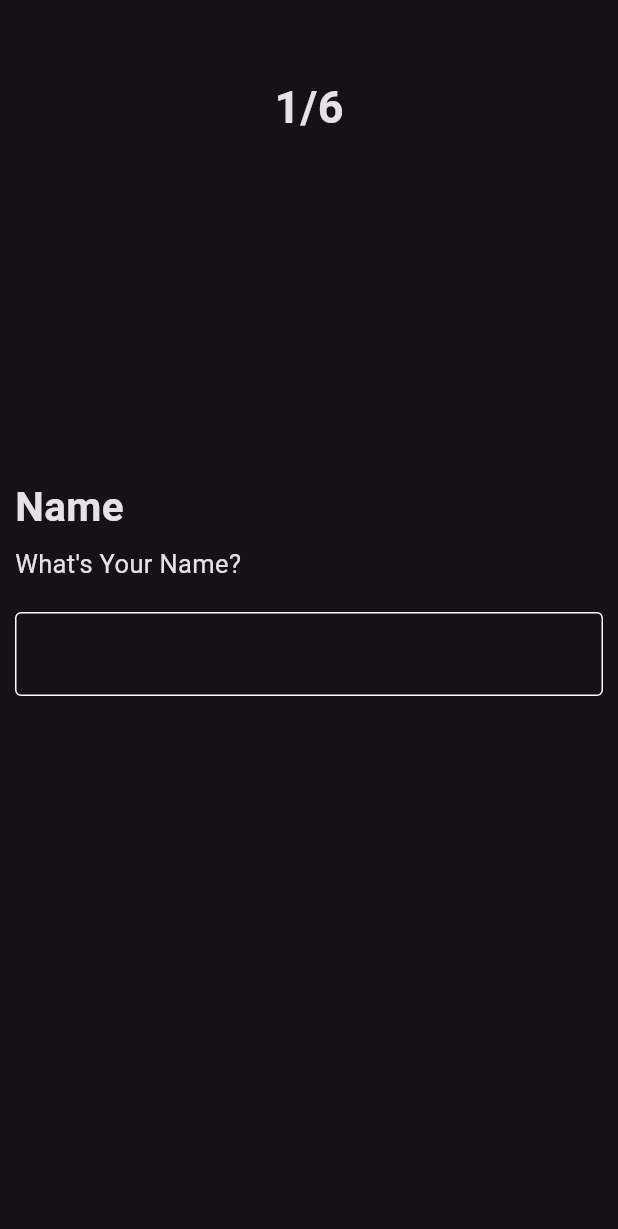
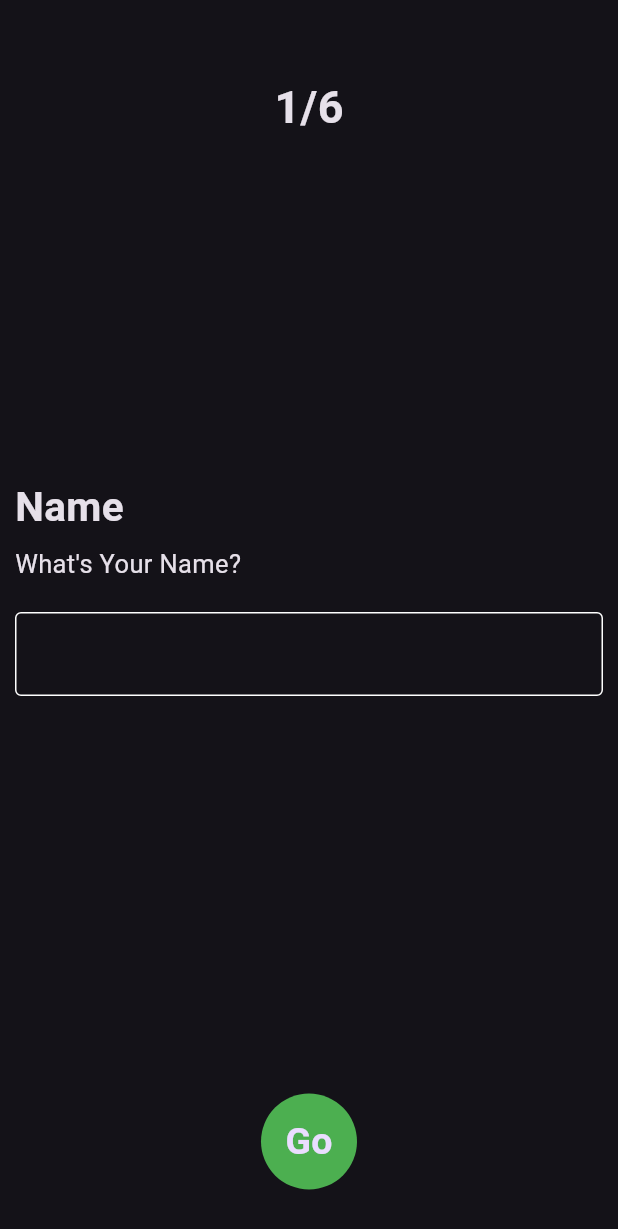
Before and after one commit to hamadadhg/business_card_app, a Flutter app: the screen it shows after launch, on a phone screen of 412 x 824 dp. Shown: the top 1229 px of the screen. Run offline on Flutter 3.47's test engine with Material 3 defaults, Android fonts, the phone set to English and light mode, and no system bars.

Commit message:
custom circle avatar widget

```diff
--- a/lib/constant.dart
+++ b/lib/constant.dart
@@ -1,3 +1,3 @@
 import 'package:flutter/material.dart';
 
-Color kWhiteColor = Colors.white;
+const Color kWhiteColor = Colors.white;
--- a/lib/view/home_view.dart
+++ b/lib/view/home_view.dart
@@ -114,6 +114,8 @@ class _HomeViewState extends State<HomeView> {
   }
 }
 */
+import 'package:business_card_app/constant.dart';
+import 'package:business_card_app/widgets/circle_avatar_widget/custom_circle_avatar_widget.dart';
 import 'package:business_card_app/widgets/text_widget/custom_text_field_widget.dart';
 import 'package:business_card_app/widgets/text_widget/custom_text_widget.dart';
 import 'package:flutter/material.dart';
@@ -123,25 +125,25 @@ class HomeView extends StatelessWidget {
 
   @override
   Widget build(BuildContext context) {
-    return const Scaffold(
+    return Scaffold(
       body: Padding(
-        padding: EdgeInsets.symmetric(
+        padding: const EdgeInsets.symmetric(
           horizontal: 10,
         ),
         child: Column(
           children: [
-            SizedBox(
+            const SizedBox(
               height: 50,
             ),
-            CustomTextWidget(
+            const CustomTextWidget(
               text: '1/6',
               fontSize: 30,
               fontWeight: FontWeight.bold,
             ),
-            SizedBox(
+            const SizedBox(
               height: 225,
             ),
-            Align(
+            const Align(
               alignment: Alignment.centerLeft,
               child: CustomTextWidget(
                 text: 'Name',
@@ -149,20 +151,26 @@ class HomeView extends StatelessWidget {
                 fontWeight: FontWeight.bold,
               ),
             ),
-            SizedBox(
+            const SizedBox(
               height: 7,
             ),
-            Align(
+            const Align(
               alignment: Alignment.centerLeft,
               child: CustomTextWidget(
                 text: 'What\'s Your Name?',
                 fontSize: 17,
               ),
             ),
-            SizedBox(
+            const SizedBox(
               height: 20,
             ),
-            CustomTextFieldWidget(),
+            const CustomTextFieldWidget(),
+            const SizedBox(
+              height: 265,
+            ),
+            CustomCircleAvatarWidget(
+              onTap: () {},
+            ),
           ],
         ),
       ),
--- /dev/null
+++ b/lib/widgets/circle_avatar_widget/custom_circle_avatar_widget.dart
@@ -0,0 +1,25 @@
+import 'package:business_card_app/widgets/text_widget/custom_text_widget.dart';
+import 'package:flutter/material.dart';
+
+class CustomCircleAvatarWidget extends StatelessWidget {
+  const CustomCircleAvatarWidget({
+    super.key,
+    required this.onTap,
+  });
+  final void Function()? onTap;
+  @override
+  Widget build(BuildContext context) {
+    return GestureDetector(
+      onTap: onTap,
+      child: const CircleAvatar(
+        radius: 32,
+        backgroundColor: Colors.green,
+        child: CustomTextWidget(
+          text: 'Go',
+          fontSize: 25,
+          fontWeight: FontWeight.bold,
+        ),
+      ),
+    );
+  }
+}
```
